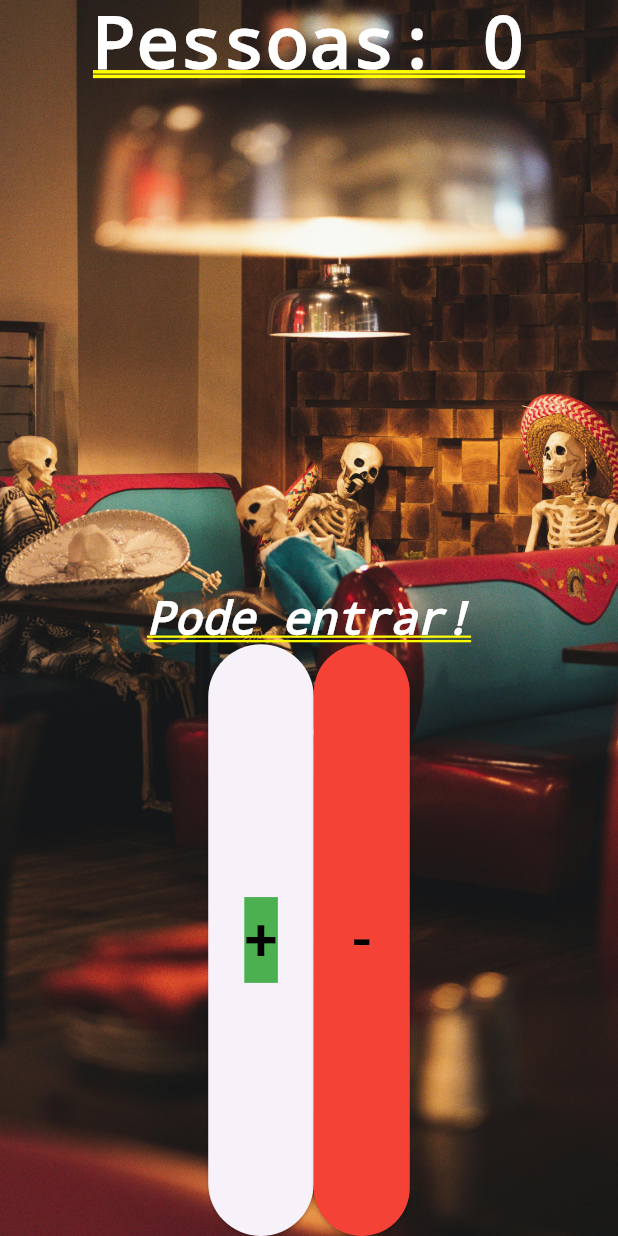
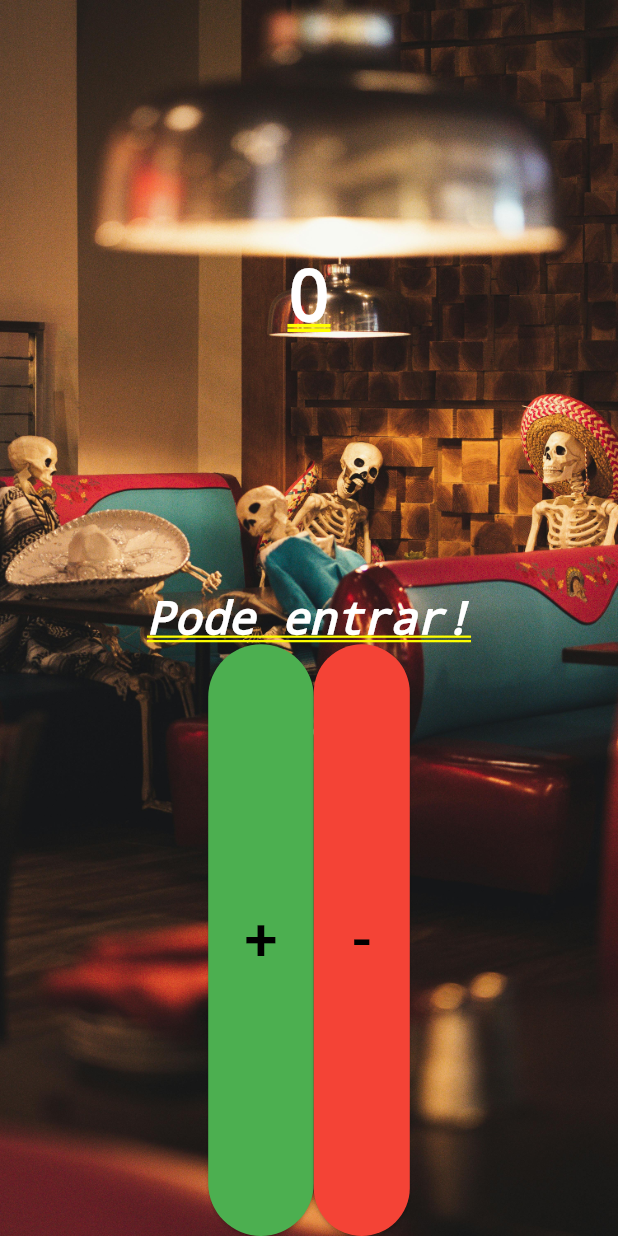
Before and after one commit to GuilhermeEDS/flutter_count, a Flutter app: the screen it shows after launch, on a phone screen of 412 x 824 dp. Run offline on Flutter 3.47's test engine with Material 3 defaults, Android fonts, the light colour scheme and no system bars.

Commit message:
correção da cor do botão de adicionar

```diff
--- a/lib/main.dart
+++ b/lib/main.dart
@@ -1,4 +1,5 @@
 import 'package:flutter/material.dart';
+import 'package:flutter/widgets.dart';
 
 void main() {
   runApp(const MaterialApp(title: "Contador de pessoas", home: Home()));
@@ -39,9 +40,14 @@ class _HomeState extends State<Home> {
           mainAxisAlignment: MainAxisAlignment.start,
           children: <Widget>[
             Expanded(
-                child: Text("Pessoas: $_pessoa",
+                child: Column(
+              mainAxisAlignment: MainAxisAlignment.center,
+              children: <Widget>[
+                Text("$_pessoa",
                     style: const TextStyle(
-                        color: Colors.white, fontWeight: FontWeight.bold))),
+                        color: Colors.white, fontWeight: FontWeight.bold))
+              ],
+            )),
             Center(
                 child: Text(
               _mensagem,
@@ -56,12 +62,15 @@ class _HomeState extends State<Home> {
                   crossAxisAlignment: CrossAxisAlignment.stretch,
                   children: <Widget>[
                     ElevatedButton(
+                      style: ButtonStyle(
+                        backgroundColor: MaterialStatePropertyAll(Colors.green),
+                      ),
                       child: const Text(
                         "+",
                         style: TextStyle(
-                            fontSize: 40.0,
-                            color: Colors.black,
-                            backgroundColor: Colors.green),
+                          fontSize: 40.0,
+                          color: Colors.black,
+                        ),
                       ),
                       onPressed: () {
                         _changePeople(1);
@@ -69,8 +78,8 @@ class _HomeState extends State<Home> {
                     ),
                     ElevatedButton(
                       style: ButtonStyle(
-                          backgroundColor:
-                              MaterialStatePropertyAll(Colors.red)),
+                        backgroundColor: MaterialStatePropertyAll(Colors.red),
+                      ),
                       child: const Text(
                         "-",
                         style: TextStyle(fontSize: 40.0, color: Colors.black),
```
